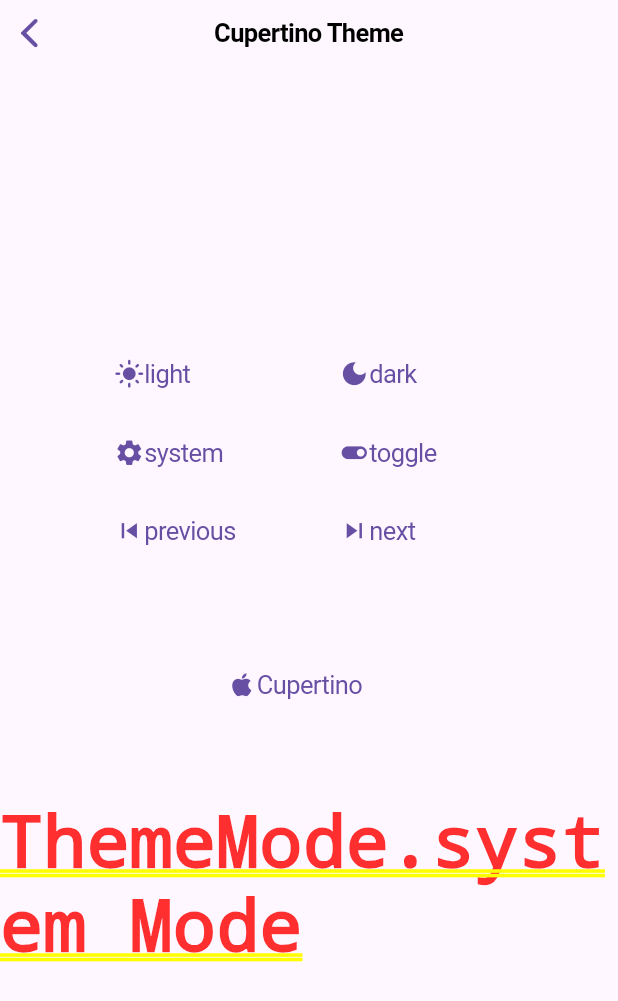
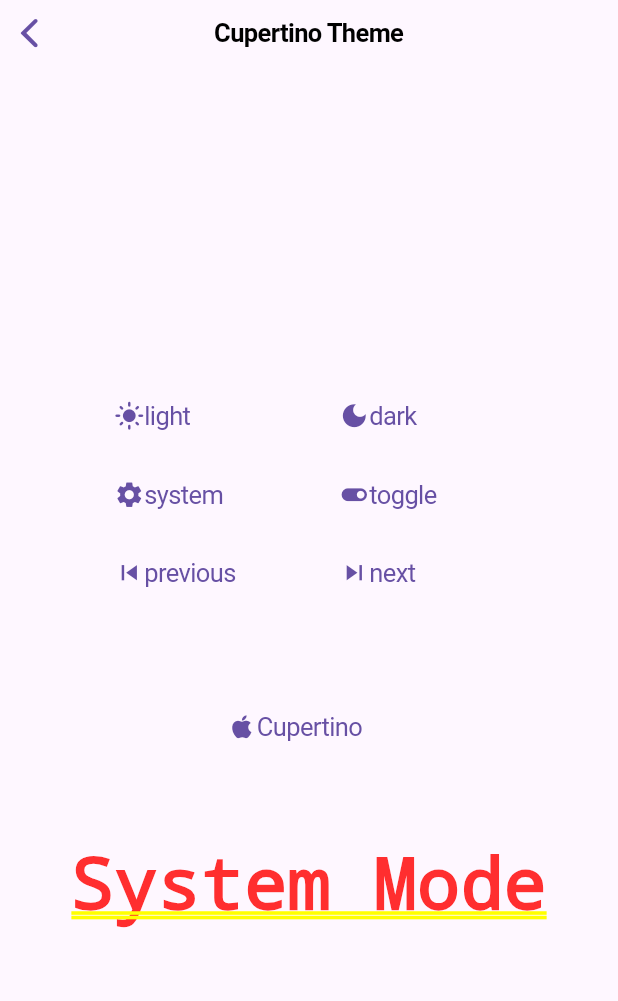
Before and after one commit to ohampro/theme_provider, a Flutter app: the MyCupertinoHomePage screen opened directly, on a phone screen of 412 x 824 dp. Shown: the top 1001 px of the screen. Run offline on Flutter 3.47's test engine with Material 3 defaults, Android fonts, the phone set to English and light mode, and no system bars.

Commit message:
Add multi-theme support.

```diff
--- a/example/lib/main.dart
+++ b/example/lib/main.dart
@@ -2,7 +2,7 @@ import 'package:flutter/cupertino.dart';
 import 'package:flutter/material.dart';
 import 'package:x_theme_provider/theme_provider.dart';
 
-bool material = true;
+final ValueNotifier<bool> appChangeNotifier = ValueNotifier(true);
 
 void main() {
   runApp(const MyApp());
@@ -13,20 +13,35 @@ class MyApp extends StatelessWidget {
 
   @override
   Widget build(BuildContext context) {
-    return ThemeProvider(
-      builder: (mode){
+    final materialTheme = DefaultMaterialTheme();
+    final cupertinoTheme = DefaultCupertinoTheme();
+
+    return ValueListenableBuilder(
+      valueListenable: appChangeNotifier,
+      builder: (_, material, child) {
         return material ?
-          MaterialApp(
+          ThemeProvider(
+            themes: materialTheme,
+            builder: (theme) {
+                return MaterialApp(
                   title: 'Flutter Demo',
-            theme: DefaultMaterialTheme.of(mode),
+                  theme: theme,
                   darkTheme: DefaultMaterialTheme.dark,
                   home: const MyHomePage(title: 'Flutter Demo Home Page'),
-          ) :
-          CupertinoApp(
-            theme: DefaultCupertinoTheme.of(mode),
+                );
+              },
+          )
+        :
+          ThemeProvider(
+            themes: cupertinoTheme,
+            builder: (theme) {
+                return CupertinoApp(
+                  theme: theme,
                   home: const MyCupertinoHomePage(title: 'Flutter Demo Home Page'),
                 );
               },
+          );
+      }
     );
   }
 }
@@ -54,50 +69,27 @@ class _MyHomePageState extends State<MyHomePage> {
           mainAxisAlignment: MainAxisAlignment.center,
           children: <Widget>[
             Wrap(
+              alignment: WrapAlignment.center,
               children: [
-                ElevatedButton.icon(
-                  onPressed: ThemeProvider.of(context).light,
-                  icon: const Icon(Icons.light_mode),
-                  label: const Text('light'),
-                ),
-                ElevatedButton.icon(
-                  onPressed: ThemeProvider.of(context).dark,
-                  icon: const Icon(Icons.dark_mode),
-                  label: const Text('dark'),
-                ),
-                ElevatedButton.icon(
-                  onPressed: ThemeProvider.of(context).system,
-                  icon: const Icon(Icons.settings),
-                  label: const Text('system'),
-                ),
-                ElevatedButton.icon(
-                  onPressed: ThemeProvider.of(context).toggle,
-                  icon: Icon(ThemeProvider.of(context).isDark ? Icons.toggle_off : Icons.toggle_on),
-                  label: const Text('toggle'),
-                ),
-                ElevatedButton.icon(
-                  onPressed: ThemeProvider.of(context).previous,
-                  icon: const Icon(Icons.skip_previous),
-                  label: const Text('previous'),
-                ),
-                ElevatedButton.icon(
-                  onPressed: ThemeProvider.of(context).next,
-                  icon: const Icon(Icons.skip_next),
-                  label: const Text('next'),
-                ),
+                _buildButton(ThemeProvider.of(context).light, Icons.light_mode, 'light'),
+                _buildButton(ThemeProvider.of(context).dark, Icons.dark_mode, 'dark'),
+                _buildButton(ThemeProvider.of(context).system, Icons.settings, 'system'),
+                _buildButton(ThemeProvider.of(context).toggle, ThemeProvider.of(context).isDark ? Icons.toggle_off : Icons.toggle_on, 'toggle'),
+                _buildButton(ThemeProvider.of(context).previous, Icons.skip_previous, 'previous'),
+                _buildButton(ThemeProvider.of(context).next, Icons.skip_next, 'next'),
               ],
             ),
             const SizedBox(height: 50,),
-            ElevatedButton.icon(
-              onPressed: () {
-                material = !material;
+            _buildButton(
+              () {
+                appChangeNotifier.value = !appChangeNotifier.value;
                 ThemeProvider.of(context).next();
               },
-              icon: Icon(material ? Icons.apple : Icons.android),
-              label: Text(material ? 'Cupertino' : 'Material'),
+              appChangeNotifier.value ? Icons.apple : Icons.android,
+              appChangeNotifier.value ? 'Cupertino' : 'Material',
             ),
             const SizedBox(height: 50,),
-            Text('${ThemeProvider.of(context).mode} Mode'),
+            Text('${ThemeProvider.of(context).name} Mode'),
           ],
         ),
       ),
@@ -106,6 +98,14 @@ class _MyHomePageState extends State<MyHomePage> {
         tooltip: 'toggle',
         child: const Icon(Icons.contrast),
       ),
+    );
+  }
+
+  Widget _buildButton(VoidCallback? onPressed, IconData icon, String label){
+    return ElevatedButton.icon(
+      onPressed: onPressed,
+      icon: Icon(icon),
+      label: Text(label),
     );
   }
 }
@@ -134,103 +134,44 @@ class _MyCupertinoHomePageState extends State<MyCupertinoHomePage> {
       child: Center(
         child: Column(
           mainAxisAlignment: MainAxisAlignment.center,
-          mainAxisSize: MainAxisSize.min,
           children: <Widget>[
             Wrap(
               crossAxisAlignment: WrapCrossAlignment.center,
               children: [
-                SizedBox(
-                  width: 150,
-                  child: CupertinoButton(
-                    onPressed: ThemeProvider.of(context).light,
-                    child: const Row(
-                      children: [
-                        Icon(Icons.light_mode),
-                        Text('light'),
+                _buildButton(ThemeProvider.of(context).light, Icons.light_mode, 'light'),
+                _buildButton(ThemeProvider.of(context).dark, Icons.dark_mode, 'dark'),
+                _buildButton(ThemeProvider.of(context).system, Icons.settings, 'system'),
+                _buildButton(ThemeProvider.of(context).toggle, ThemeProvider.of(context).isDark ? Icons.toggle_off : Icons.toggle_on, 'toggle'),
+                _buildButton(ThemeProvider.of(context).previous, Icons.skip_previous, 'previous'),
+                _buildButton(ThemeProvider.of(context).next, Icons.skip_next, 'next'),
+              ],
+            ),
+            const SizedBox(height: 50,),
+            _buildButton(
+              () {
+                appChangeNotifier.value = !appChangeNotifier.value;
+                ThemeProvider.of(context).previous();
+              },
+              appChangeNotifier.value ? Icons.apple : Icons.android,
+              appChangeNotifier.value ? 'Cupertino' : 'Material'
+            ),
+            const SizedBox(height: 50,),
+            Text('${ThemeProvider.of(context).name} Mode'),
           ],
         ),
       ),
-                ),
-                SizedBox(
+    );
+  }
+
+  Widget _buildButton(VoidCallback? onPressed, IconData icon, String label){
+    return SizedBox(
       width: 150,
       child: CupertinoButton(
-                    onPressed: ThemeProvider.of(context).dark,
-                    child: const Row(
-                      children: [
-                        Icon(Icons.dark_mode),
-                        Text('dark'),
-                      ],
-                    ),
-                  ),
-                ),
-                SizedBox(
-                  width: 150,
-                  child: CupertinoButton(
-                    onPressed: ThemeProvider.of(context).system,
-                    child: const Row(
-                      children: [
-                        Icon(Icons.settings),
-                        Text('system'),
-                      ],
-                    ),
-                  ),
-                ),
-                SizedBox(
-                  width: 150,
-                  child: CupertinoButton(
-                    onPressed: ThemeProvider.of(context).toggle,
+        onPressed: onPressed,
         child: Row(
           children: [
-                        Icon(ThemeProvider.of(context).isDark ? Icons.toggle_off : Icons.toggle_on),
-                        const Text('toggle'),
-                      ],
-                    ),
-                  ),
-                ),
-                SizedBox(
-                  width: 150,
-                  child: CupertinoButton(
-                    onPressed: ThemeProvider.of(context).previous,
-                    child: const Row(
-                      children: [
-                        Icon(Icons.skip_previous),
-                        Text('previous'),
-                      ],
-                    ),
-                  ),
-                ),
-                SizedBox(
-                  width: 150,
-                  child: CupertinoButton(
-                    onPressed: ThemeProvider.of(context).next,
-                    child: const Row(
-                      children: [
-                        Icon(Icons.skip_next),
-                        Text('next'),
-                      ],
-                    ),
-                  ),
-                ),
-              ],
-            ),
-            const SizedBox(height: 50,),
-            SizedBox(
-              width: 150,
-              child: CupertinoButton(
-                onPressed: () {
-                  material = !material;
-                  ThemeProvider.of(context).previous();
-                },
-                child: Row(
-                  children: [
-                    Icon(material ? Icons.apple : Icons.android),
-                    Text(material ? 'Cupertino' : 'Material'),
-                  ],
-                ),
-              ),
-            ),
-            const SizedBox(height: 50,),
-            Text('${ThemeProvider.of(context).mode} Mode'),
+            Icon(icon),
+            Text(label),
           ],
         ),
       ),
--- a/lib/src/app_theme.dart
+++ b/lib/src/app_theme.dart
@@ -1,16 +1,39 @@
 import 'package:flutter/material.dart';
+import 'package:x_theme_provider/src/theme_service.dart';
 
-/// Helper class for selecting theme based on ThemeMode.
-final class AppTheme {
-  AppTheme._internal();
+/// Helper class for selecting theme based on mode.
+abstract class AppTheme<T> {
 
-  /// Returns the appropriate theme based on the selected mode.
-  static T of<T>(ThemeMode mode, T light, T dark) {
-    if (mode == ThemeMode.system) {
+  /// Make a list of themes
+  @protected
+  List<T> themeList();
+
+  /// This method is used to create `themeList()`
+  /// Make sure to use this.
+  @protected
+  List<T> from(T light, T dark, {List<T> rest = const []}){
+    return [light, dark, ...rest];
+  }
+
+  /// Returns theme based on the selected mode.
+  T of(int mode) {
+
+    if (mode == ThemeService.systemMode) {
       final brightness =
           WidgetsBinding.instance.platformDispatcher.platformBrightness;
-      return brightness == Brightness.light ? light : dark;
+      mode = brightness == Brightness.light ? ThemeService.lightMode : ThemeService.darkMode;
     }
-    return mode == ThemeMode.light ? light : dark;
+
+    return themeList()[mode];
   }
+
+  /// Returns theme name by mode.
+  String nameOf(int mode) =>
+    mode == ThemeService.systemMode ? 'System' :
+    mode == ThemeService.lightMode ? 'Light' :
+    mode == ThemeService.darkMode ? 'Dark' :
+    mode.toString();
+
+  /// length of themes in this AppTheme.
+  int get length => themeList().length;
 }
--- a/lib/src/default_cupertino_theme.dart
+++ b/lib/src/default_cupertino_theme.dart
@@ -1,9 +1,8 @@
 import 'package:flutter/cupertino.dart';
-import 'package:flutter/material.dart';
 import 'package:x_theme_provider/src/app_theme.dart';
 
 /// This class provides a basic theme for test purpose.
-class DefaultCupertinoTheme {
+class DefaultCupertinoTheme extends AppTheme<CupertinoThemeData> {
   // ignore: public_member_api_docs
   static const CupertinoThemeData light = CupertinoThemeData(
     brightness: Brightness.light,
@@ -24,7 +23,7 @@ class DefaultCupertinoTheme {
     ),
   );
 
-  /// Returns the appropriate theme based on ThemeMode.
-  static CupertinoThemeData of(ThemeMode mode) =>
-      AppTheme.of(mode, light, dark);
+  /// Make a list of themes
+  @override
+  List<CupertinoThemeData> themeList() => super.from(light, dark,);
 }
--- a/lib/src/default_material_theme.dart
+++ b/lib/src/default_material_theme.dart
@@ -2,7 +2,7 @@ import 'package:flutter/material.dart';
 import 'package:x_theme_provider/src/app_theme.dart';
 
 /// This class provides a basic theme for test purpose.
-class DefaultMaterialTheme {
+class DefaultMaterialTheme extends AppTheme<ThemeData> {
   // ignore: public_member_api_docs
   static final ThemeData light = ThemeData(
     brightness: Brightness.light,
@@ -17,6 +17,7 @@ class DefaultMaterialTheme {
     useMaterial3: true,
   );
 
-  /// Returns the appropriate theme based on ThemeMode.
-  static ThemeData of(ThemeMode mode) => AppTheme.of(mode, light, dark);
+  /// Make a list of themes
+  @override
+  List<ThemeData> themeList() => super.from(light, dark,);
 }
--- a/lib/src/inherited_theme_provider.dart
+++ b/lib/src/inherited_theme_provider.dart
@@ -1,11 +1,10 @@
-import 'package:flutter/material.dart' show ThemeMode;
 import 'package:flutter/widgets.dart';
 
 /// Provides current mode to its children.
 /// This is an internal widget and should not be used directly.
 class InheritedThemeProvider extends InheritedWidget {
   /// current mode
-  final ThemeMode mode;
+  final int mode;
 
   // ignore: public_member_api_docs
   const InheritedThemeProvider(this.mode, {super.key, required super.child});
--- a/lib/src/theme_service.dart
+++ b/lib/src/theme_service.dart
@@ -1,62 +1,73 @@
-import 'package:flutter/material.dart';
+import 'package:flutter/material.dart' show ValueNotifier;
+import 'package:x_theme_provider/src/app_theme.dart';
 
 /// ThemeService provides methods for managing and changing mode.
 mixin ThemeService {
-  ThemeMode _mode = ThemeMode.system;
+
+  /// System mode
+  static const int systemMode = -1;
+
+  /// System mode
+  static const int lightMode = 0;
+
+  /// System mode
+  static const int darkMode = 1;
+
+  int _mode = systemMode;
 
   /// current mode
-  ThemeMode get mode => _mode;
+  int get mode => _mode;
 
-  set mode(ThemeMode mode) {
+  /// list of available themes.
+  AppTheme get themes;
+
+  set mode(int mode) {
     _mode = mode;
     _changeNotifier.value = mode;
   }
 
-  /// checks if current mode is `ThemeMode.light`
-  bool get isLight => _mode == ThemeMode.light;
+  /// checks if current mode is `lightMode`
+  bool get isLight => _mode == lightMode;
 
-  /// checks if current mode is `ThemeMode.dark`
-  bool get isDark => _mode == ThemeMode.dark;
+  /// checks if current mode is `darkMode`
+  bool get isDark => _mode == darkMode;
 
-  /// checks if current mode is `ThemeMode.system`
-  bool get isSystem => _mode == ThemeMode.system;
+  /// checks if current mode is `systemMode`
+  bool get isSystem => _mode == systemMode;
 
-  final ValueNotifier<ThemeMode> _changeNotifier =
-      ValueNotifier(ThemeMode.system);
+  final ValueNotifier<int> _changeNotifier =
+      ValueNotifier(systemMode);
 
   /// Use it to listen to the mode changes.
-  ValueNotifier<ThemeMode> get changeNotifier => _changeNotifier;
+  ValueNotifier<int> get changeNotifier => _changeNotifier;
 
   /// toggle mode between light and dark.
   void toggle() {
-    if (_mode != ThemeMode.dark) {
-      mode = ThemeMode.dark;
+    if (_mode != darkMode) {
+      mode = darkMode;
       return;
     }
 
-    if (_mode != ThemeMode.light) {
-      mode = ThemeMode.light;
+    if (_mode != lightMode) {
+      mode = lightMode;
     }
   }
 
-  /// set mode to `ThemeMode.light`
-  void light() => mode = ThemeMode.light;
+  /// set mode to `lightMode`
+  void light() => mode = lightMode;
 
-  /// set mode to `ThemeMode.dark`
-  void dark() => mode = ThemeMode.dark;
+  /// set mode to `darkMode`
+  void dark() => mode = darkMode;
 
-  /// set mode to `ThemeMode.system`
-  void system() => mode = ThemeMode.system;
+  /// set mode to `systemMode`
+  void system() => mode = systemMode;
 
-  /// set mode to the next item in ThemeMode cycle.
-  void next() {
-    final nextIndex = (_mode.index + 1) % ThemeMode.values.length;
-    mode = ThemeMode.values[nextIndex];
-  }
+  /// set mode to the next item.
+  void next() => mode = (mode + 1) % themes.length;
 
-  /// set mode to the previous item in ThemeMode cycle.
-  void previous() {
-    final previousIndex = (_mode.index - 1) % ThemeMode.values.length;
-    mode = ThemeMode.values[previousIndex];
-  }
+  /// set mode to the previous item.
+  void previous() => mode = (mode - 1) % themes.length;
+
+  /// return the name of current mode
+  String get name => themes.nameOf(mode);
 }
--- a/lib/theme_provider.dart
+++ b/lib/theme_provider.dart
@@ -1,28 +1,34 @@
 library x_theme_provider;
 
 import 'package:flutter/material.dart';
+import 'package:x_theme_provider/src/app_theme.dart';
 import 'package:x_theme_provider/src/inherited_theme_provider.dart';
 import 'package:x_theme_provider/src/theme_service.dart';
 
+export 'package:x_theme_provider/src/app_theme.dart';
 export 'package:x_theme_provider/src/default_material_theme.dart';
 export 'package:x_theme_provider/src/default_cupertino_theme.dart';
 
 /// Builds widget based on mode.
-typedef ThemeProviderBuilder = Widget Function(ThemeMode mode);
+typedef ThemeProviderBuilder<T> = Widget Function(T theme);
 
 /// This widget provides theme mode by its builder and manages system theme changes.
-class ThemeProvider extends StatefulWidget {
+class ThemeProvider<T> extends StatefulWidget {
+  /// size of themes
+  final AppTheme<T> themes;
+
   /// Build a widget based on mode argument. (most probably a MaterialApp or CupertinoApp)
-  final ThemeProviderBuilder builder;
+  final ThemeProviderBuilder<T> builder;
 
   // ignore: public_member_api_docs
   const ThemeProvider({
     super.key,
+    required this.themes,
     required this.builder,
   });
 
   @override
-  State<StatefulWidget> createState() => _ThemeProviderState();
+  State<StatefulWidget> createState() => _ThemeProviderState<T>();
 
   /// Allow access to theme services like toggle, ligh, dark etc.
   static ThemeService of(BuildContext context) {
@@ -32,8 +38,13 @@ class ThemeProvider extends StatefulWidget {
   }
 }
 
-class _ThemeProviderState extends State<ThemeProvider>
+class _ThemeProviderState<T> extends State<ThemeProvider<T>>
     with ThemeService, WidgetsBindingObserver {
+
+  /// list of available themes.
+  @override
+  AppTheme<T> get themes => widget.themes;
+
   @override
   void initState() {
     changeNotifier.addListener(_updateState);
@@ -43,7 +54,7 @@ class _ThemeProviderState extends State<ThemeProvider>
 
   @override
   Widget build(BuildContext context) {
-    final app = widget.builder(mode);
+    final app = widget.builder(themes.of(mode));
 
     return InheritedThemeProvider(
       mode = mode,
--- a/pubspec.yaml
+++ b/pubspec.yaml
@@ -1,6 +1,6 @@
 name: x_theme_provider
 description: Effortlessly switch between light, dark, and system modes, or create custom themes. Seamlessly integrates with both MaterialApp and CupertinoApp.
-version: 0.0.4
+version: 0.0.5
 homepage: https://github.com/ohampro/theme_provider
 license: MIT
 
```
Also changed, not shown: 4 other files. Lines whose indentation alone changed are shown as unchanged.
